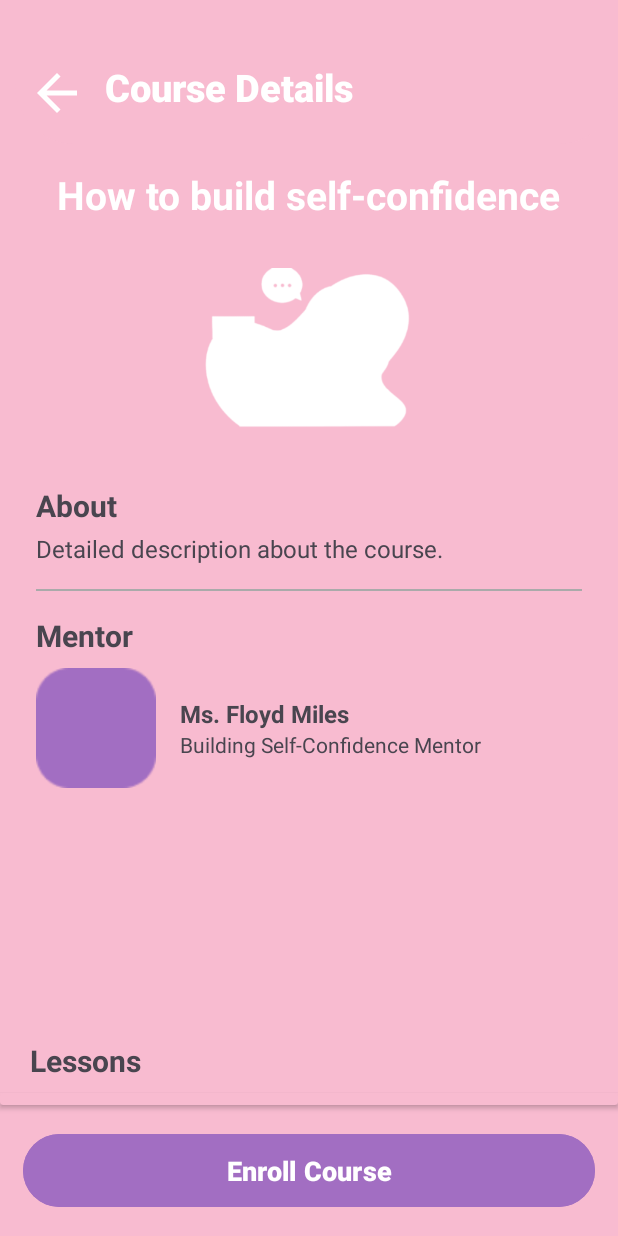
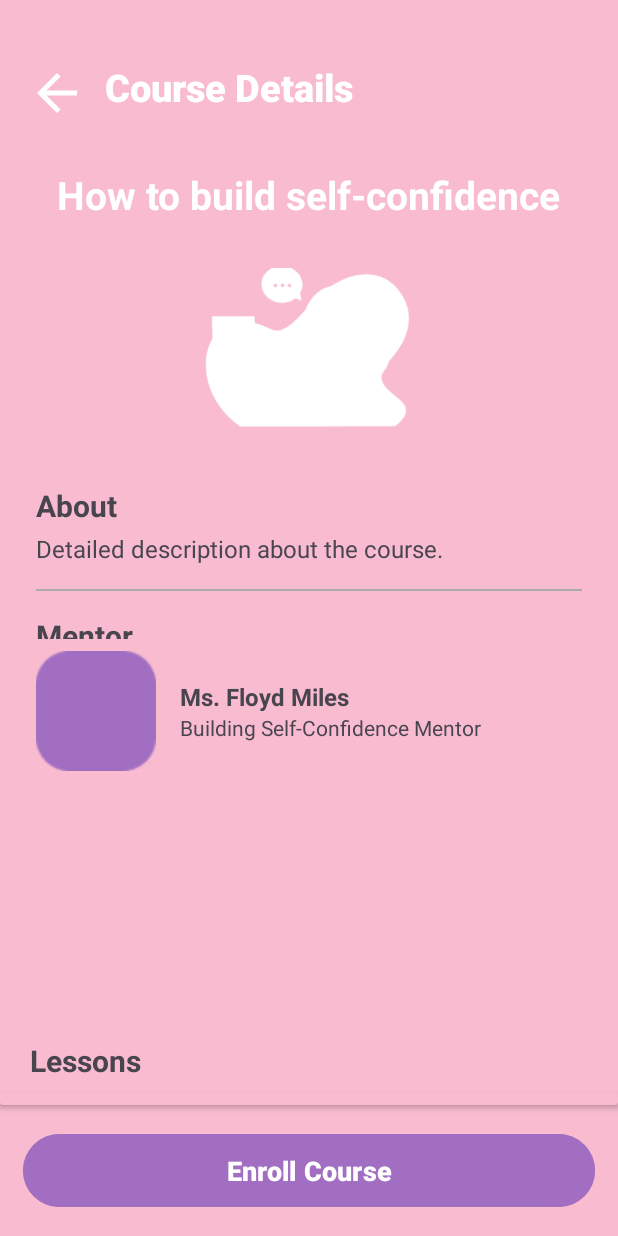
Before and after one commit to EzraDagang/Aura, an Android app: the MainActivity2 screen opened directly, with no data from a screen before it, on a phone screen of 412 x 824 dp. Run offline under Robolectric (Android 15) with nearby library versions, the phone set to English and light mode, and no system bars; Roboto replaces fonts that are not available here; 1 statement that could not run was skipped.

Commit message:
changes on the enroll and unenroll -elysia

```diff
--- a/app/src/main/java/com/example/aura/Courses/MainActivity2.java
+++ b/app/src/main/java/com/example/aura/Courses/MainActivity2.java
@@ -129,6 +129,8 @@ public class MainActivity2 extends AppCompatActivity {
             enrollButton.setText("Enroll Course");
             unenrollButton.setVisibility(View.GONE);
 
+            // Reset the isCourseStarted flag
+            isCourseStarted = false;
             editor.putBoolean("isCourseStarted_" + courseDetails.getTitle(), false);
             editor.apply();
 
--- a/app/src/main/java/com/example/aura/Courses/MyCoursesActivity.java
+++ b/app/src/main/java/com/example/aura/Courses/MyCoursesActivity.java
@@ -20,7 +20,6 @@ import java.util.HashSet;
 import java.util.Set;
 
 public class MyCoursesActivity extends AppCompatActivity {
-
 
     private ListView coursesListView;
     private ArrayAdapter<String> coursesAdapter;
--- a/app/src/main/res/layout/activity_main2.xml
+++ b/app/src/main/res/layout/activity_main2.xml
@@ -88,11 +88,11 @@
             <TextView
                 android:id="@+id/tvMentor"
                 android:layout_width="wrap_content"
-                android:layout_height="wrap_content"
+                android:layout_height="16dp"
+                android:layout_marginBottom="8dp"
                 android:text="Mentor"
                 android:textSize="20dp"
-                android:textStyle="bold"
-                android:layout_marginBottom="8dp" />
+                android:textStyle="bold" />
 
             <LinearLayout
                 android:layout_width="match_parent"
```
